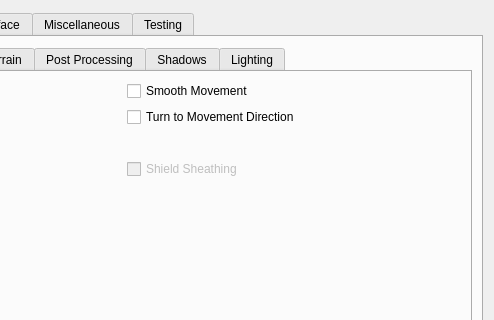
This is apps/launcher/ui/settingspage.ui in sunhawken/openmw as Qt 5 draws it before an edit; both pictures show x 247 to 741 and y 0 to 320 of the 741 by 503 pixel window. The edited form follows.
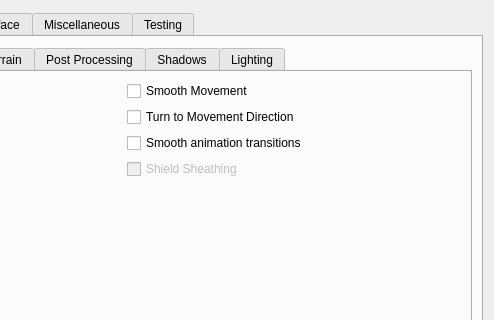
This is the edited form. The open tabs and pages were chosen to show the change.

Commit message: Launcher checkbox

```diff
--- a/apps/launcher/ui/settingspage.ui
+++ b/apps/launcher/ui/settingspage.ui
@@ -426,6 +426,16 @@
                  </property>
                 </widget>
                </item>
+               <item row="3" column="1">
+                 <widget class="QCheckBox" name="smoothAnimTransitionsCheckBox">
+                   <property name="toolTip">
+                     <string>&lt;html&gt;&lt;head/&gt;&lt;body&gt;&lt;p&gt;If enabled - makes transitions between different animations/poses much smoother. Also allows to load animation blending config .yaml files that can be bundled with the modded animations in order to customise blending styles.&lt;/p&gt;&lt;/body&gt;&lt;/html&gt;</string>
+                   </property>
+                   <property name="text">
+                     <string>Smooth animation transitions</string>
+                   </property>
+                 </widget>
+               </item>
               </layout>
              </item>
             </layout>
```
The commit also changes 1 other file.
